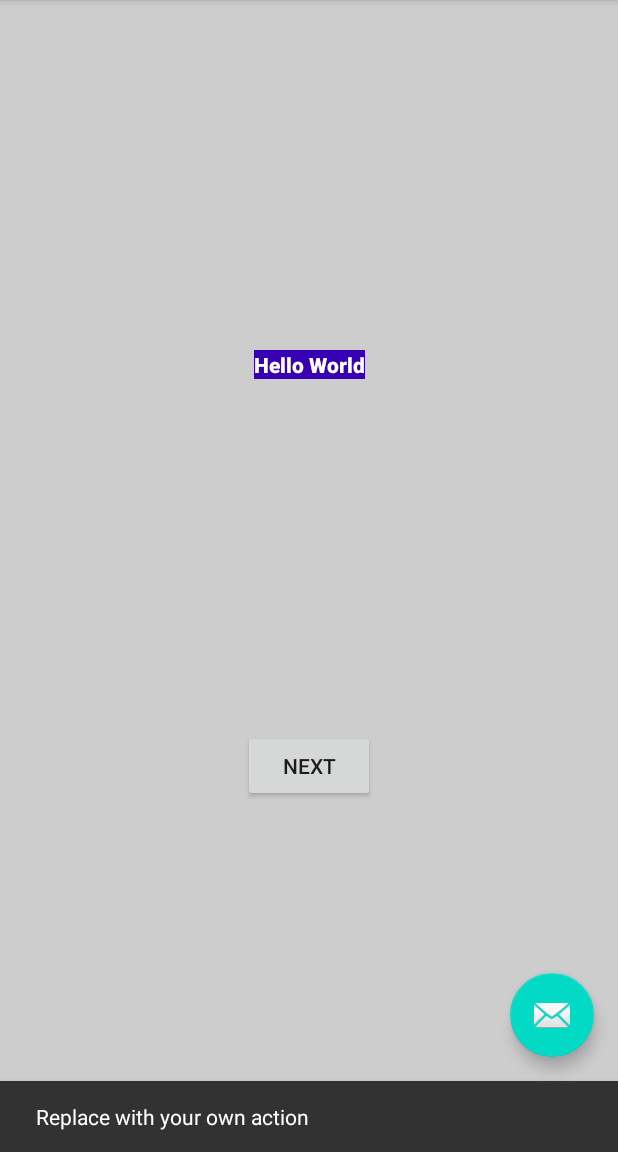
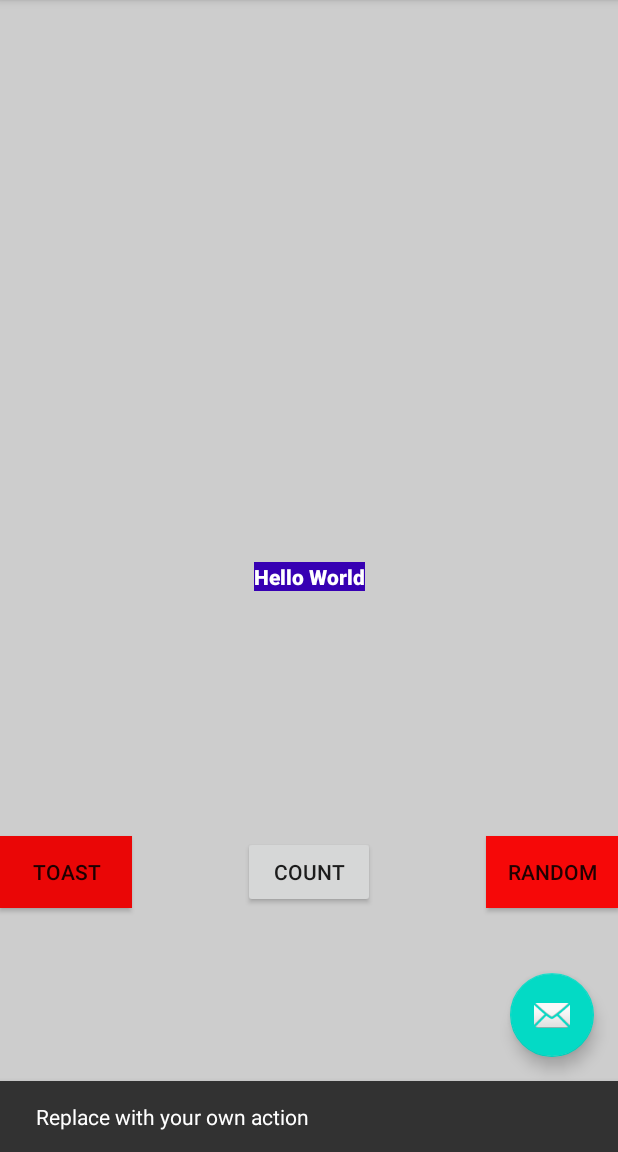
Before and after one commit to AbdoliSepehr8AMO1/javaopdracht1, an Android app: the screen it shows after launch (MainActivity), after a tap on an icon or button, on a phone screen of 412 x 824 dp, the part 84-1236 px from its top. Run offline under Robolectric (Android 15) with nearby library versions, the phone set to English and light mode, and no system bars.

Commit message:
Hoofdstuk 6 af

```diff
--- a/app/src/main/res/layout/fragment_first.xml
+++ b/app/src/main/res/layout/fragment_first.xml
@@ -15,18 +15,39 @@
         android:fontFamily="sans-serif-black"
         android:text="@string/hello_first_fragment"
         android:textColor="@android:color/white"
-        app:layout_constraintBottom_toTopOf="@id/button_first"
+        app:layout_constraintBottom_toBottomOf="parent"
         app:layout_constraintEnd_toEndOf="parent"
         app:layout_constraintStart_toStartOf="parent"
-        app:layout_constraintTop_toTopOf="parent" />
+        app:layout_constraintTop_toTopOf="parent"
+        tools:text="0" />
 
     <Button
         android:id="@+id/button_first"
         android:layout_width="wrap_content"
         android:layout_height="wrap_content"
-        android:text="@string/next"
+        android:background="#F60808"
+        android:text="@string/random_button_text"
         app:layout_constraintBottom_toBottomOf="parent"
         app:layout_constraintEnd_toEndOf="parent"
+        app:layout_constraintTop_toBottomOf="@+id/textview_first" />
+
+    <Button
+        android:id="@+id/toast_button"
+        android:layout_width="wrap_content"
+        android:layout_height="wrap_content"
+        android:background="#EA0606"
+        android:text="@string/toast_button_text"
+        app:layout_constraintBottom_toBottomOf="parent"
         app:layout_constraintStart_toStartOf="parent"
-        app:layout_constraintTop_toBottomOf="@id/textview_first" />
+        app:layout_constraintTop_toBottomOf="@+id/textview_first" />
+
+    <Button
+        android:id="@+id/count_button"
+        android:layout_width="wrap_content"
+        android:layout_height="wrap_content"
+        android:text="@string/count_button_text"
+        app:layout_constraintBottom_toBottomOf="parent"
+        app:layout_constraintEnd_toStartOf="@+id/button_first"
+        app:layout_constraintStart_toEndOf="@+id/toast_button"
+        app:layout_constraintTop_toBottomOf="@+id/textview_first" />
 </androidx.constraintlayout.widget.ConstraintLayout>
--- a/app/src/main/res/values/strings.xml
+++ b/app/src/main/res/values/strings.xml
@@ -4,9 +4,12 @@
     <!-- Strings used for fragments for navigation -->
     <string name="first_fragment_label">First Fragment</string>
     <string name="second_fragment_label">Second Fragment</string>
-    <string name="next">Next</string>
+
     <string name="previous">Previous</string>
 
     <string name="hello_first_fragment">Hello World</string>
     <string name="hello_second_fragment">Hello second fragment. Arg: %1$s</string>
+    <string name="toast_button_text">Toast</string>
+    <string name="random_button_text">Random</string>
+    <string name="count_button_text">Count</string>
 </resources>
```
